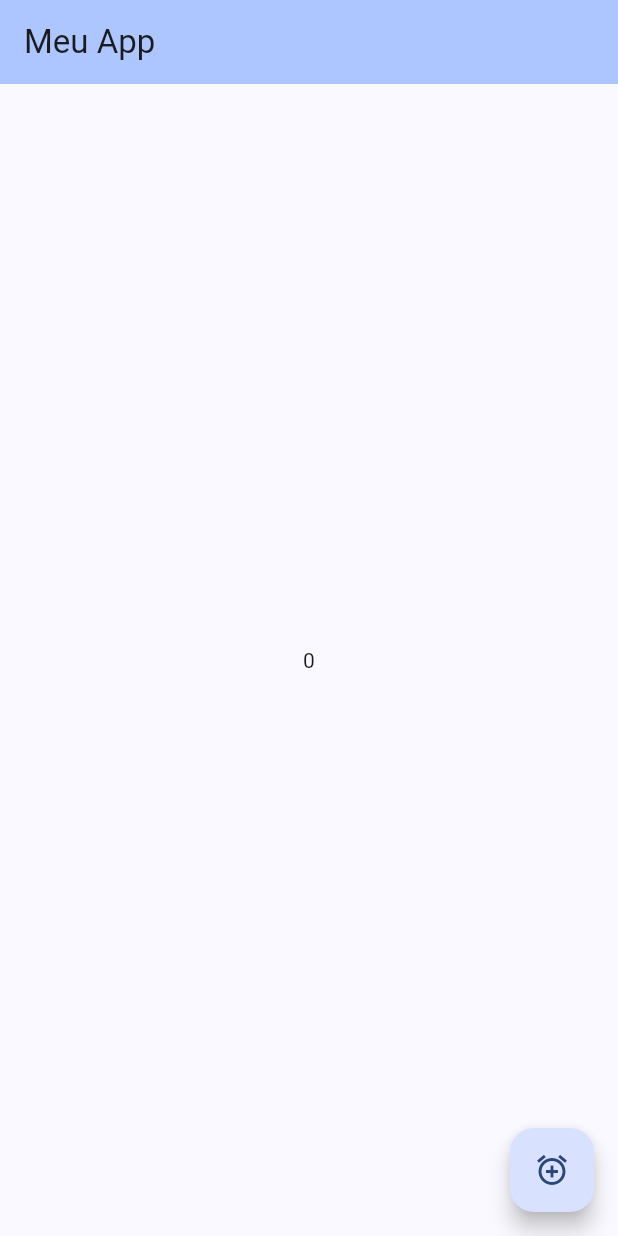
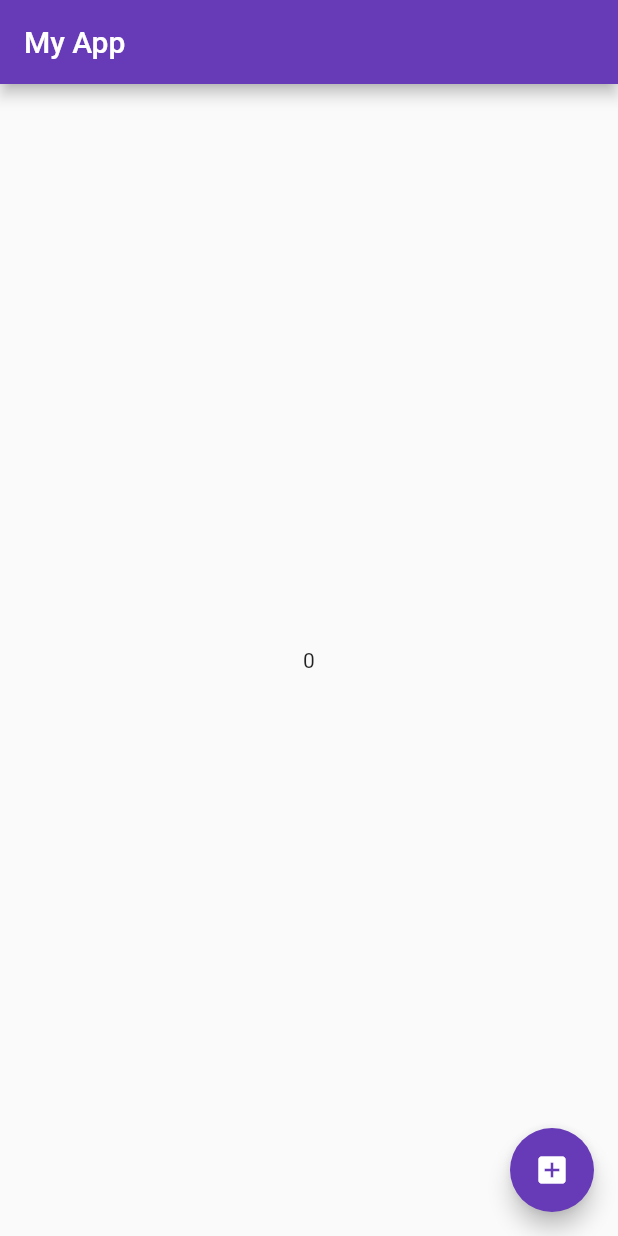
Before and after one commit to WBorges1984/trilhaapp., a Flutter app: the screen it shows after launch, on a phone screen of 412 x 824 dp. Run offline on Flutter 3.47's test engine with Material 2 defaults, Android fonts, the phone set to English and light mode, and no system bars.

Commit message:
Organizando Arquivos

```diff
--- a/lib/main.dart
+++ b/lib/main.dart
@@ -1,73 +1,7 @@
-import 'dart:math';
+import 'package:flutter/material.dart';
 
-import 'package:flutter/material.dart';
+import 'my_app.dart';
 
 void main() {
   runApp(const MyApp());
 }
-
-class MyApp extends StatelessWidget {
-  const MyApp({super.key});
-
-  @override
-  Widget build(BuildContext context) {
-    return MaterialApp(
-      title: 'Flutter Demo',
-      theme: ThemeData(
-        colorScheme: ColorScheme.fromSeed(seedColor: Colors.blueAccent),
-        useMaterial3: true,
-      ),
-      home: const MyHomePage(title: 'Flutter Demo Home Page'),
-    );
-  }
-}
-
-class MyHomePage extends StatefulWidget {
-  const MyHomePage({super.key, required this.title});
-  final String title;
-
-  @override
-  State<MyHomePage> createState() => _MyHomePageState();
-}
-
-class _MyHomePageState extends State<MyHomePage> {
-  int _counter = 0;
-
-  void _incrementCounter() {
-    setState(() {
-      _counter++;
-    });
-  }
-
-  var numeroGerado = 0;
-
-  int _numeroAleatorio() {
-    Random numeroAleatorio = Random();
-    return numeroAleatorio.nextInt(1000);
-  }
-
-  @override
-  Widget build(BuildContext context) {
-    return Scaffold(
-      appBar: AppBar(
-        backgroundColor: Theme.of(context).colorScheme.inversePrimary,
-        title: Text("Meu App"),
-      ),
-      floatingActionButton: FloatingActionButton(
-          child: const Icon(Icons.add_alarm_outlined),
-          onPressed: () {
-            setState(() {
-              numeroGerado = _numeroAleatorio();
-            });
-          }),
-      body: Center(
-        child: Text(numeroGerado.toString()),
-      ),
-      /* floatingActionButton: FloatingActionButton(
-        onPressed: _incrementCounter,
-        tooltip: 'Increment',
-        child: const Icon(Icons.add),
-      ), */ // This trailing comma makes auto-formatting nicer for build methods.
-    );
-  }
-}
--- /dev/null
+++ b/lib/my_app.dart
@@ -0,0 +1,18 @@
+import 'package:flutter/material.dart';
+
+import 'pages/home_page.dart';
+
+class MyApp extends StatelessWidget {
+  const MyApp({Key? key}) : super(key: key);
+
+  @override
+  Widget build(BuildContext context) {
+    return MaterialApp(
+      theme: ThemeData(
+        primarySwatch: Colors.deepPurple,
+      ),
+      debugShowCheckedModeBanner: false,
+      home: const HomePage(),
+    );
+  }
+}
--- /dev/null
+++ b/lib/pages/home_page.dart
@@ -0,0 +1,30 @@
+import 'package:flutter/material.dart';
+import 'package:trilhaapp/service/gerador_numero_aleatorio_service.dart';
+
+class HomePage extends StatefulWidget {
+  const HomePage({super.key});
+
+  @override
+  State<HomePage> createState() => _HomePageState();
+}
+
+class _HomePageState extends State<HomePage> {
+  var numeroGerado = 0;
+
+  @override
+  Widget build(BuildContext context) {
+    return Scaffold(
+      appBar: AppBar(title: const Text("My App")),
+      body: Center(child: Text(numeroGerado.toString())),
+      floatingActionButton: FloatingActionButton(
+        child: const Icon(Icons.add_box),
+        onPressed: () {
+          setState(() {
+            numeroGerado =
+                GeradorNumeroAleatorioService.gerarNumeroAleatorio(1000);
+          });
+        },
+      ),
+    );
+  }
+}
--- /dev/null
+++ b/lib/service/gerador_numero_aleatorio_service.dart
@@ -0,0 +1,8 @@
+import 'dart:math';
+
+class GeradorNumeroAleatorioService {
+  static int gerarNumeroAleatorio(int numeroMaximo) {
+    Random numeroAleatorio = Random();
+    return numeroAleatorio.nextInt(numeroMaximo);
+  }
+}
```
